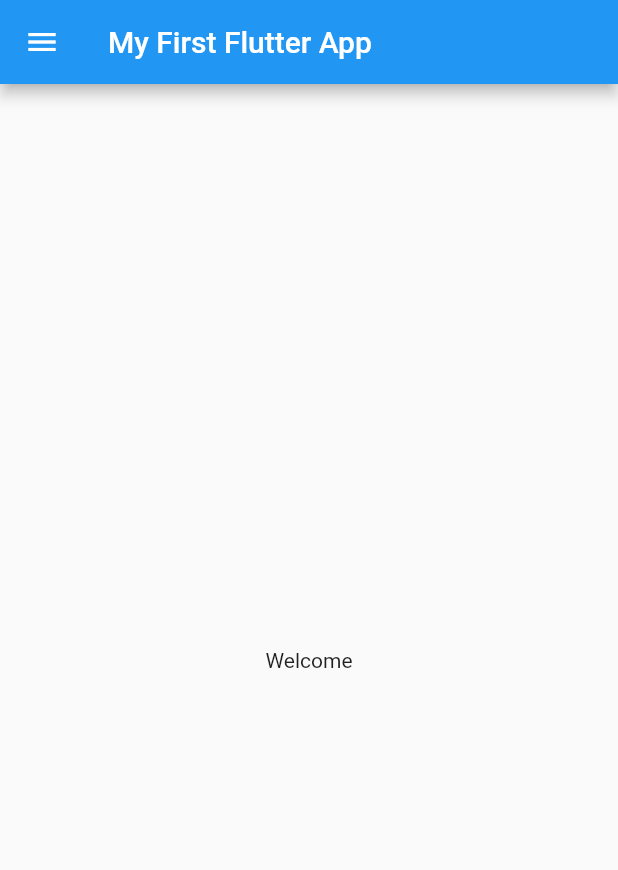
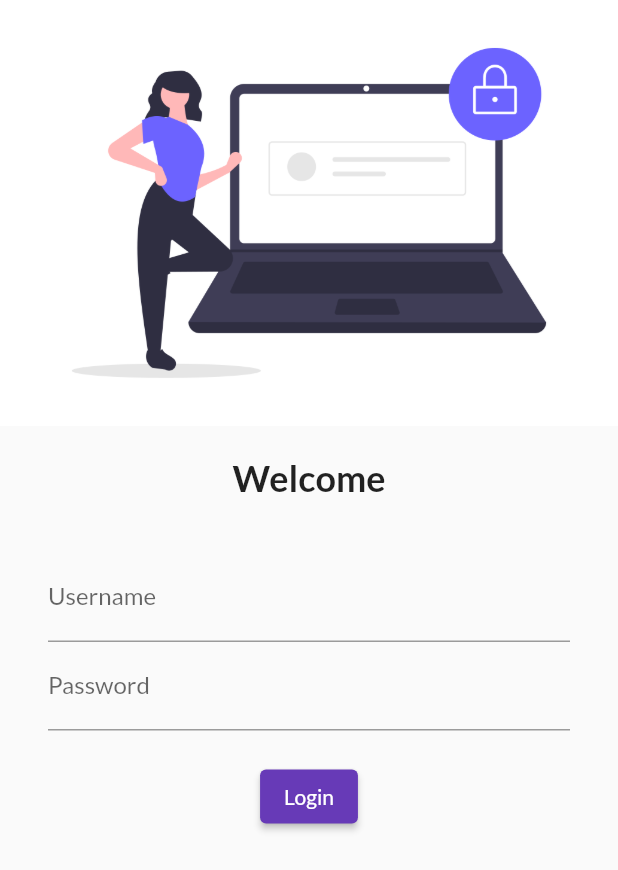
Before and after one commit to behlole/Flutter_Project, a Flutter app: the screen it shows after launch, on a phone screen of 412 x 824 dp. Shown: the top 870 px of the screen. Run offline on Flutter 3.47's test engine with Material 2 defaults, Android fonts, the phone set to English and light mode, and no system bars; our stand-ins replace google_fonts.

Commit message:
Login Page Interface implementation

```diff
--- a/lib/home_page.dart
+++ b/lib/home_page.dart
@@ -6,7 +6,7 @@ class HomePage extends StatelessWidget {
   Widget build(BuildContext context) {
     return Scaffold(
       appBar: AppBar(
-        title: Text("My First Flutter App"),
+        title: Text("Catalog App"),
       ),
         body: Center(
           child: Container(
--- /dev/null
+++ b/lib/login_page.dart
@@ -0,0 +1,56 @@
+import 'package:flutter/material.dart';
+
+class LoginPage extends StatelessWidget {
+  const LoginPage({Key? key}) : super(key: key);
+
+  @override
+  Widget build(BuildContext context) {
+    return Material(
+        child: Column(
+      children: [
+        Image.asset('assets/images/login_image.png', fit: BoxFit.cover),
+        SizedBox(
+          height: 20.0,
+        ),
+        Text(
+          'Welcome',
+          style: TextStyle(
+            fontSize: 24,
+            fontWeight: FontWeight.bold,
+          ),
+        ),
+        SizedBox(
+          height: 20.0,
+        ),
+        Padding(
+          padding: const EdgeInsets.symmetric(vertical: 16.0, horizontal: 32.0),
+          child: Column(
+            children: [
+              TextFormField(
+                decoration: InputDecoration(
+                    hintText: "Enter Username", labelText: "Username"),
+              ),
+              TextFormField(
+                obscureText: true,
+                decoration: InputDecoration(
+                  hintText: "Enter Password",
+                  labelText: "Password",
+                ),
+              ),
+              SizedBox(
+                height: 20.0,
+              ),
+              ElevatedButton(
+                  onPressed: (){
+                    print("Hello");
+                  },
+                  style: TextButton.styleFrom(),
+                  child: Text('Login')
+              )
+            ],
+          ),
+        )
+      ],
+    ));
+  }
+}
--- a/lib/main.dart
+++ b/lib/main.dart
@@ -112,10 +112,10 @@
 //   }
 // }
 
-import 'package:first_app/answers.dart';
 import 'package:first_app/home_page.dart';
-import 'package:first_app/questions.dart';
+import 'package:first_app/login_page.dart';
 import 'package:flutter/material.dart';
+import 'package:google_fonts/google_fonts.dart';
 
 void main() {
   runApp(MyApp());
@@ -127,7 +127,20 @@ class MyApp extends StatelessWidget {
   @override
   Widget build(BuildContext context) {
     return MaterialApp(
-      home: HomePage(),
+      themeMode: ThemeMode.light,
+      theme: ThemeData(
+        primarySwatch: Colors.deepPurple,
+        fontFamily: GoogleFonts.lato().fontFamily,
+      ),
+      darkTheme: ThemeData(
+        brightness: Brightness.dark,
+        primarySwatch: Colors.red,
+      ),
+      initialRoute: '/login',
+      routes: {
+        '/':(context)=>HomePage(),
+        '/login':(context)=>LoginPage(),
+      },
     );
   }
 }
--- a/pubspec.yaml
+++ b/pubspec.yaml
@@ -28,6 +28,7 @@ dependencies:
   # The following adds the Cupertino Icons font to your application.
   # Use with the CupertinoIcons class for iOS style icons.
   cupertino_icons: ^1.0.2
+  google_fonts: ^2.1.0
 
 dev_dependencies:
   flutter_test:
@@ -45,8 +46,8 @@ flutter:
   uses-material-design: true
 
   # To add assets to your application, add an assets section, like this:
-  # assets:
-  #   - images/a_dot_burr.jpeg
+  assets:
+    - assets/images/
   #   - images/a_dot_ham.jpeg
 
   # An image asset can refer to one or more resolution-specific "variants", see
```
Also changed, not shown: assets/images/login_image.png (added), pubspec.lock.
